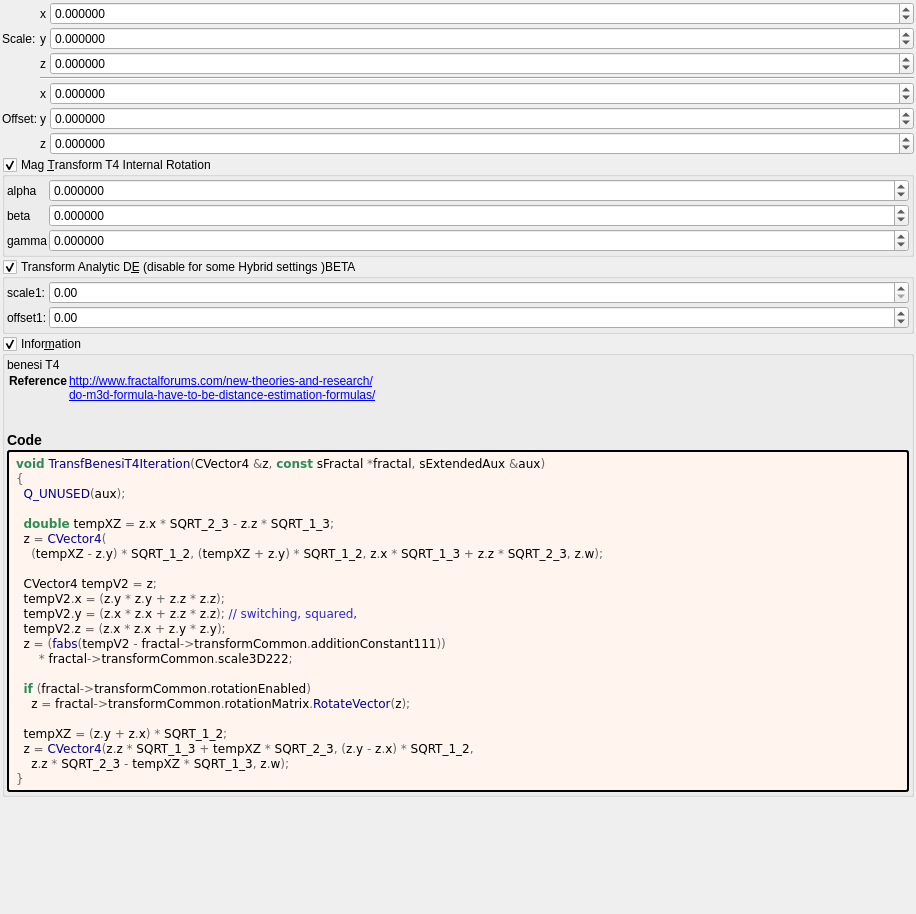
This is mandelbulber2/formula/ui/transf_benesi_t4.ui in buddhi1980/mandelbulber2 as Qt 5 draws it before an edit. The edited form follows.
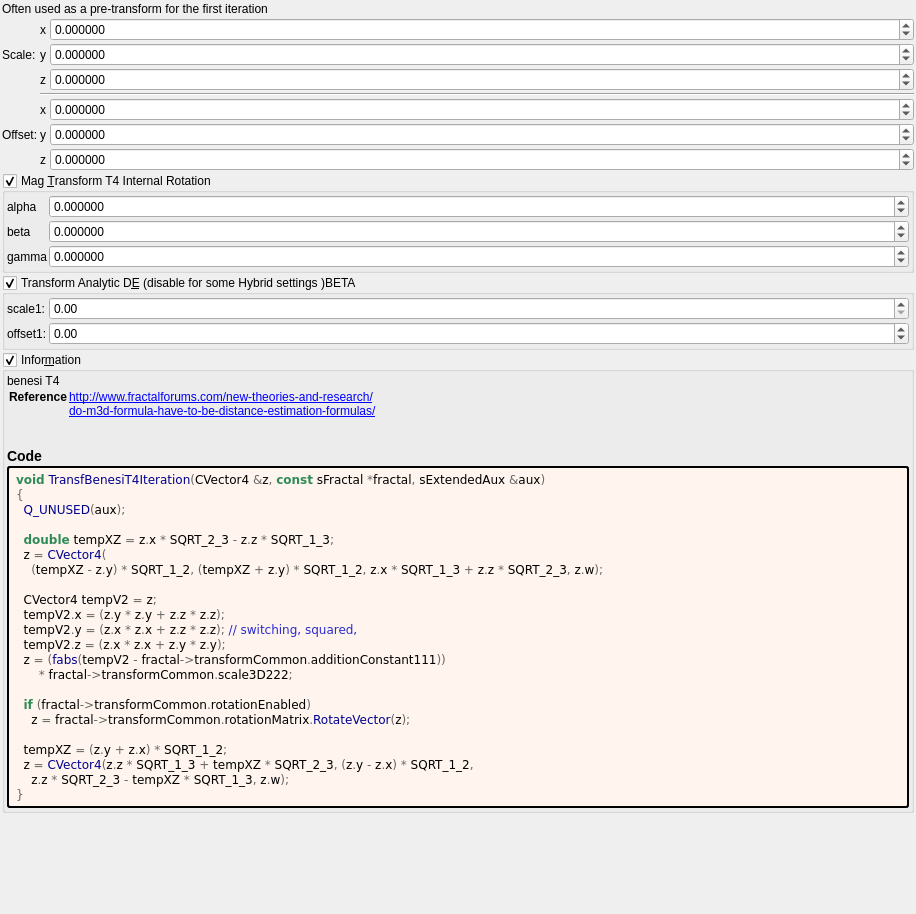
This is the edited form. Custom widgets are drawn as their Qt base class.

```diff
--- a/mandelbulber2/formula/ui/transf_benesi_t4.ui
+++ b/mandelbulber2/formula/ui/transf_benesi_t4.ui
@@ -29,6 +29,13 @@
    <property name="bottomMargin">
     <number>2</number>
    </property>
+   <item>
+    <widget class="QLabel" name="label_180">
+     <property name="text">
+      <string>Often used as a pre-transform for the first iteration</string>
+     </property>
+    </widget>
+   </item>
    <item>
     <layout class="QGridLayout" name="gridLayout_63" columnstretch="0,0,0,0,1">
      <property name="spacing">
```
